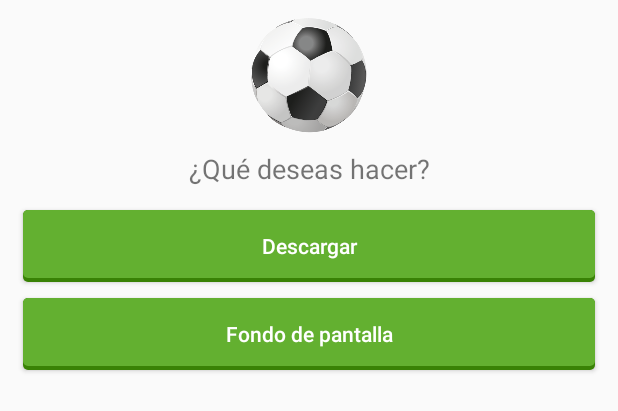
After one commit to doapps/Imagenesdenavidad, an Android app: the layout dialog_options.xml on its own in the app's theme, with its tools: preview values and no code run, on a phone screen of 412 x 824 dp. The commit adds this screen. Shown: the top 411 px of the screen. Run offline under Robolectric (Android 15) with nearby library versions, the phone set to English and light mode, and no system bars.

Commit message:
Set wallpaper, rate app

```diff
--- a/app/src/main/AndroidManifest.xml
+++ b/app/src/main/AndroidManifest.xml
@@ -6,6 +6,8 @@
     <uses-permission android:name="android.permission.ACCESS_WIFI_STATE" />
     <uses-permission android:name="android.permission.ACCESS_NETWORK_STATE" />
     <uses-permission android:name="android.permission.INTERNET" />
+    <uses-permission android:name="android.permission.WRITE_EXTERNAL_STORAGE" />
+    <uses-permission android:name="android.permission.SET_WALLPAPER" />
 
     <application
         android:allowBackup="true"
--- a/app/src/main/java/com/doapps/me/meme/utils/UtilFonts.java
+++ b/app/src/main/java/com/doapps/me/meme/utils/UtilFonts.java
@@ -10,4 +10,7 @@ public class UtilFonts {
     public static Typeface setHollyBerry(Context context){
         return Typeface.createFromAsset(context.getAssets(), "fonts/RemachineScript.ttf");
     }
+    public static Typeface setHelveticaThin(Context context){
+        return Typeface.createFromAsset(context.getAssets(), "fonts/Helvetica_Thin.otf");
+    }
 }
--- a/app/src/main/res/drawable/fab_color.xml
+++ b/app/src/main/res/drawable/fab_color.xml
@@ -1,5 +1,5 @@
 <?xml version="1.0" encoding="utf-8"?>
 <selector xmlns:android="http://schemas.android.com/apk/res/android">
-    <item android:state_pressed="true" android:color="@color/blue_forte" />
-    <item android:color="@color/blue" />
+    <item android:state_pressed="true" android:color="@color/green_forte" />
+    <item android:color="@color/green" />
 </selector>
--- a/app/src/main/res/drawable/gradient_background.xml
+++ b/app/src/main/res/drawable/gradient_background.xml
@@ -3,7 +3,7 @@
 
     <item>
         <shape>
-            <gradient android:angle="90" android:endColor="@color/white_5" android:startColor="@color/black" android:type="linear" />
+            <gradient android:angle="90" android:endColor="@color/white_5" android:startColor="@color/black_50" android:type="linear" />
         </shape>
     </item>
 
--- /dev/null
+++ b/app/src/main/res/drawable/selector_btn_green.xml
@@ -0,0 +1,40 @@
+<?xml version="1.0" encoding="utf-8"?>
+
+<selector xmlns:android="http://schemas.android.com/apk/res/android">
+
+    <!-- Estado Presionado -->
+    <item android:state_pressed="true">
+        <layer-list xmlns:android="http://schemas.android.com/apk/res/android">
+            <item>
+                <shape android:shape="rectangle">
+                    <corners android:radius="3dp" />
+                    <solid android:color="@color/green_forte" />
+                </shape>
+            </item>
+            <item android:bottom="5dp">
+                <shape android:shape="rectangle">
+                    <corners android:radius="3dp" />
+                    <solid android:color="@color/green_forte" />
+                </shape>
+            </item>
+        </layer-list>
+    </item>
+
+    <!-- Estado Normal -->
+    <item>
+        <layer-list xmlns:android="http://schemas.android.com/apk/res/android">
+            <item>
+                <shape android:shape="rectangle">
+                    <corners android:radius="3dp" />
+                    <solid android:color="@color/green_forte" />
+                </shape>
+            </item>
+            <item android:bottom="3dp">
+                <shape android:shape="rectangle">
+                    <corners android:radius="3dp" />
+                    <solid android:color="@color/green" />
+                </shape>
+            </item>
+        </layer-list>
+    </item>
+</selector>
--- /dev/null
+++ b/app/src/main/res/layout/dialog_options.xml
@@ -0,0 +1,48 @@
+<?xml version="1.0" encoding="utf-8"?>
+<LinearLayout xmlns:android="http://schemas.android.com/apk/res/android"
+    android:orientation="vertical"
+    android:layout_width="match_parent"
+    android:layout_height="match_parent"
+    android:padding="10dp">
+
+    <ImageView
+        android:layout_gravity="center"
+        android:layout_width="80dp"
+        android:layout_height="80dp"
+        android:src="@drawable/logo_meme" />
+    <TextView
+        android:id="@+id/txt_message"
+        android:layout_width="match_parent"
+        android:layout_height="wrap_content"
+        android:textSize="18sp"
+        android:gravity="center"
+        android:layout_margin="10dp"
+        android:text="@string/options"/>
+
+    <LinearLayout
+        android:layout_width="match_parent"
+        android:layout_height="wrap_content"
+        android:orientation="vertical">
+        <Button
+            android:id="@+id/btn_download"
+            android:layout_weight="1"
+            android:layout_width="match_parent"
+            android:layout_height="wrap_content"
+            android:background="@drawable/selector_btn_green"
+            android:textColor="@color/white"
+            android:textAllCaps="false"
+            android:layout_margin="5dp"
+            android:text="@string/download"/>
+        <Button
+            android:id="@+id/btn_background"
+            android:layout_weight="1"
+            android:layout_width="match_parent"
+            android:layout_height="wrap_content"
+            android:background="@drawable/selector_btn_green"
+            android:textAllCaps="false"
+            android:layout_margin="5dp"
+            android:textColor="@color/white"
+            android:text="@string/background"/>
+    </LinearLayout>
+
+</LinearLayout>
--- a/app/src/main/res/values/colors.xml
+++ b/app/src/main/res/values/colors.xml
@@ -13,6 +13,7 @@
     <color name="white_50">#80ffffff</color>
     <color name="white_40">#66ffffff</color>
     <color name="white_5">#0Dffffff</color>
+    <color name="black_70">#B3000000</color>
     <color name="black_50">#80000000</color>
     <color name="black_40">#66000000</color>
     <color name="black_30">#4D000000</color>
--- a/app/src/main/res/values/strings.xml
+++ b/app/src/main/res/values/strings.xml
@@ -5,7 +5,18 @@
     <string name="hello_world">Hello world!</string>
     <string name="action_settings">Settings</string>
 
-    <string name="title_splash">Memes del Futbol</string>
+    <string name="title_splash">Memes de Futbol</string>
+    <string name="action_share">Share App</string>
+
+    <!-- Dialog -->
+    <string name="rate_me">Califícame :)</string>
+    <string name="rate_ok">Calificar</string>}
+    <string name="rate_cancel">Aún no</string>
+    <string name="options">¿Qué deseas hacer?</string>
+    <string name="download">Descargar</string>
+    <string name="background">Fondo de pantalla</string>
+    <string name="saved_image">Imagen guardada con éxito!</string>
+    <string name="wallpaper_image">Fondo de pantalla listo!</string>
 
     <!-- Parse Keys -->
     <string name="application_id">JtVQPJ4fZzTBW1GgmKH2ZVxJq5cORdgJacpqMPA7</string>
```
Also changed, not shown: app/src/main/java/com/doapps/me/meme/activities/MainActivity.java (+33 -9 lines), app/src/main/java/com/doapps/me/meme/adapters/Adapter_Image.java (+105 -20 lines), app/src/main/java/com/doapps/me/meme/dialogs/Dialog_Options.java (added, +79 -0 lines), app/src/main/java/com/doapps/me/meme/dialogs/Dialog_Rate.java (added, +78 -0 lines), app/src/main/res/layout/activity_splash.xml (+4 -4 lines), app/src/main/res/layout/dialog_rate.xml (added, +48 -0 lines), app/src/main/res/layout/item_image.xml (+6 -3 lines), app/src/main/res/menu/menu_main.xml (+16 -3 lines), app/src/main/assets/fonts/Helvetica_Thin.otf (added), app/src/main/res/drawable-hdpi/logo_meme.png (added).
